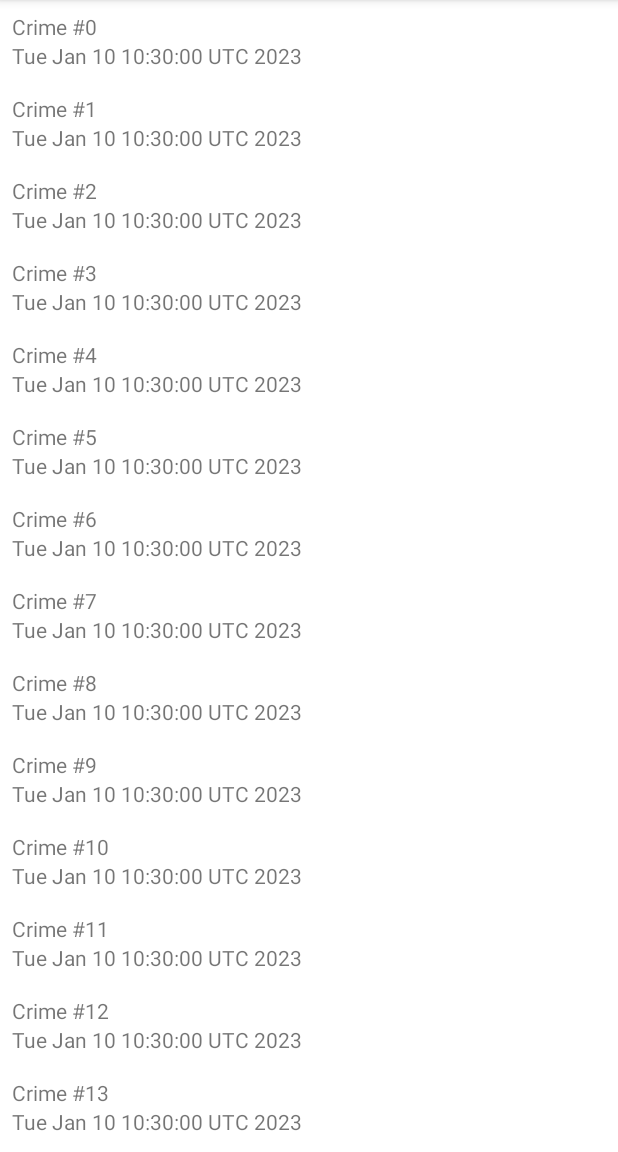
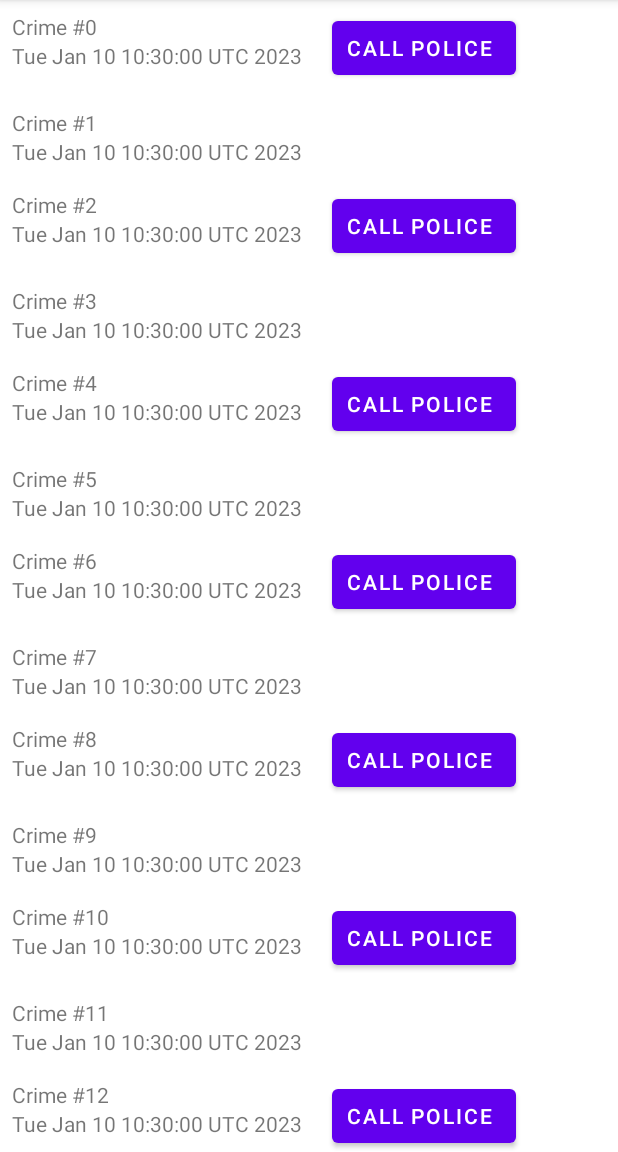
Before and after one commit to YotamGadassi/CriminalIntent, an Android app: the screen it shows after launch (CrimeListActivity), on a phone screen of 412 x 824 dp, the part 84-1236 px from its top. Run offline under Robolectric (Android 15) with nearby library versions, the phone set to English and light mode, and no system bars.

Commit message:
finish chapter 8

```diff
--- a/app/src/main/java/com/yotam/criminalintent/Crime.java
+++ b/app/src/main/java/com/yotam/criminalintent/Crime.java
@@ -5,6 +5,11 @@ import java.util.UUID;
 
 public class Crime
 {
+    public boolean isRequiredPolice()
+    {
+        return m_requiredPolice;
+    }
+
     public UUID GetId()
     {
         return m_id;
@@ -42,9 +47,15 @@ public class Crime
         m_solved = solved;
     }
 
+    public void setRequiredPolice(boolean requiredPolice)
+    {
+        m_requiredPolice = requiredPolice;
+    }
+
     private String m_title;
     private Date m_date;
     private boolean m_solved;
+    private boolean m_requiredPolice;
 
     public Crime()
     {
--- a/app/src/main/java/com/yotam/criminalintent/CrimeLab.java
+++ b/app/src/main/java/com/yotam/criminalintent/CrimeLab.java
@@ -24,6 +24,7 @@ public class CrimeLab
             Crime crime = new Crime();
             crime.SetTitle("Crime #" + i);
             crime.SetSolved(i % 2 == 0);
+            crime.setRequiredPolice(i % 2 == 0);
             m_crimes.add(crime);
         }
     }
--- a/app/src/main/java/com/yotam/criminalintent/CrimeListFragment.java
+++ b/app/src/main/java/com/yotam/criminalintent/CrimeListFragment.java
@@ -4,7 +4,9 @@ import android.os.Bundle;
 import android.view.LayoutInflater;
 import android.view.View;
 import android.view.ViewGroup;
+import android.widget.Button;
 import android.widget.TextView;
+import android.widget.Toast;
 
 import androidx.annotation.NonNull;
 import androidx.annotation.Nullable;
@@ -16,18 +18,23 @@ import java.util.List;
 
 public class CrimeListFragment extends Fragment
 {
-    private class CrimeHolder extends RecyclerView.ViewHolder
+    private class CrimeHolder extends RecyclerView.ViewHolder implements View.OnClickListener
     {
         private Crime m_crime;
         private TextView m_titleTextView;
         private TextView m_dateTextView;
 
-        public CrimeHolder(LayoutInflater inflater, ViewGroup parent)
+        public CrimeHolder(LayoutInflater inflater, ViewGroup parent, int layoutId)
         {
-            super(inflater.inflate(R.layout.list_item_crime, parent, false));
-
+            super(inflater.inflate(layoutId, parent, false));
+            itemView.setOnClickListener(this);
             m_titleTextView = itemView.findViewById(R.id.crime_title);
             m_dateTextView = itemView.findViewById(R.id.crime_date);
+            if(layoutId == R.layout.list_item_crime_required_police)
+            {
+                Button callPoliceButton = itemView.findViewById(R.id.police_call);
+                callPoliceButton.setOnClickListener(v -> Toast.makeText(getActivity(),"Called Police",Toast.LENGTH_SHORT).show());
+            }
         }
 
         public void Bind(Crime crime)
@@ -36,6 +43,12 @@ public class CrimeListFragment extends Fragment
 
             m_titleTextView.setText(crime.GetTitle());
             m_dateTextView.setText(crime.GetDate().toString());
+        }
+
+        @Override
+        public void onClick(View v)
+        {
+            Toast.makeText(getActivity(),m_crime.GetTitle() + " clicked!", Toast.LENGTH_SHORT).show();
         }
     }
 
@@ -54,7 +67,19 @@ public class CrimeListFragment extends Fragment
         {
             LayoutInflater inflater = LayoutInflater.from(getActivity());
 
-            return new CrimeHolder(inflater, parent);
+            return new CrimeHolder(inflater, parent, viewType);
+        }
+
+        @Override
+        public int getItemViewType(int position)
+        {
+            Crime currCrime = m_crimeList.get(position);
+            if(currCrime.isRequiredPolice())
+            {
+                return R.layout.list_item_crime_required_police;
+            }
+
+            return R.layout.list_item_crime;
         }
 
         @Override
--- a/app/src/main/java/com/yotam/criminalintent/ListRow.java
+++ /dev/null
@@ -1,16 +0,0 @@
-package com.yotam.criminalintent;
-
-import android.view.View;
-import android.widget.ImageView;
-
-import androidx.annotation.NonNull;
-import androidx.recyclerview.widget.RecyclerView;
-
-public class ListRow extends RecyclerView.ViewHolder
-{
-
-    public ListRow(@NonNull View itemView)
-    {
-        super(itemView);
-    }
-}
--- /dev/null
+++ b/app/src/main/res/layout/list_item_crime_required_police.xml
@@ -0,0 +1,34 @@
+<?xml version="1.0" encoding="utf-8"?>
+<LinearLayout xmlns:android="http://schemas.android.com/apk/res/android"
+    xmlns:tools="http://schemas.android.com/tools"
+    android:layout_width="match_parent"
+    android:layout_height="wrap_content"
+    android:orientation="horizontal"
+    android:padding="8dp">
+
+    <LinearLayout
+        android:layout_width="wrap_content"
+        android:layout_height="match_parent"
+        android:orientation="vertical">
+
+        <TextView
+            android:id="@+id/crime_title"
+            android:layout_width="match_parent"
+            android:layout_height="wrap_content"
+            android:text="Crime Title" />
+
+        <TextView
+            android:id="@+id/crime_date"
+            android:layout_width="match_parent"
+            android:layout_height="wrap_content"
+            android:text="Crime Date" />
+    </LinearLayout>
+
+    <Button
+        android:id="@+id/police_call"
+        android:layout_width="wrap_content"
+        android:layout_height="wrap_content"
+        android:paddingLeft="10dp"
+        android:layout_marginLeft="20dp"
+        android:text="Call Police" />
+</LinearLayout>
```
